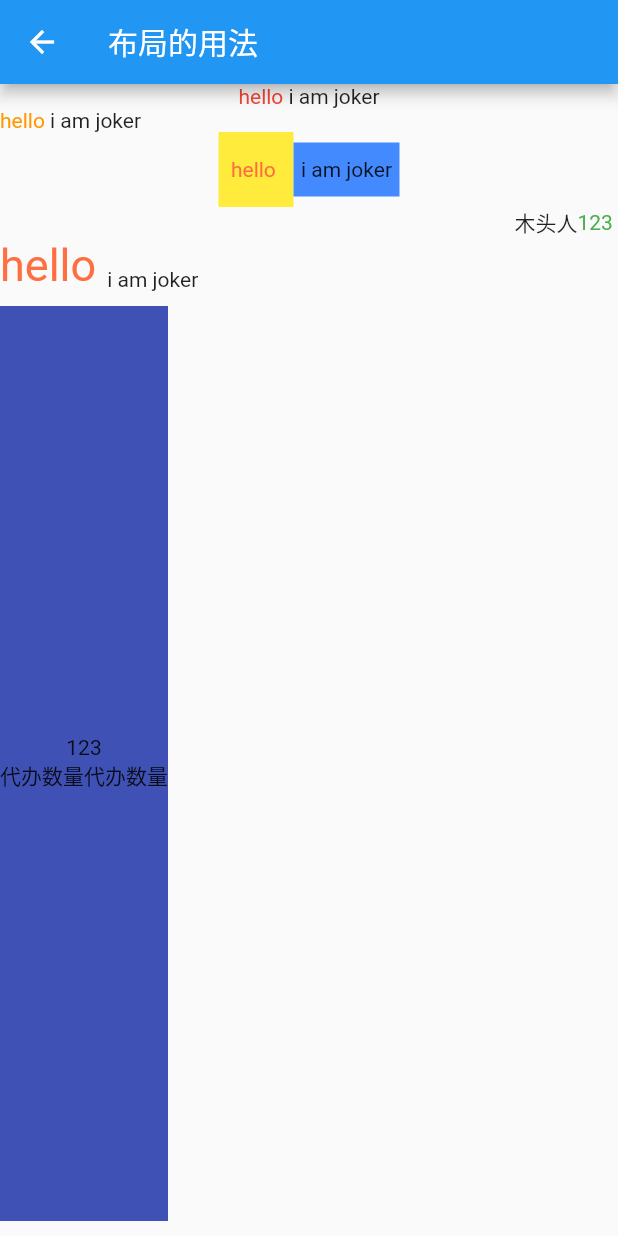
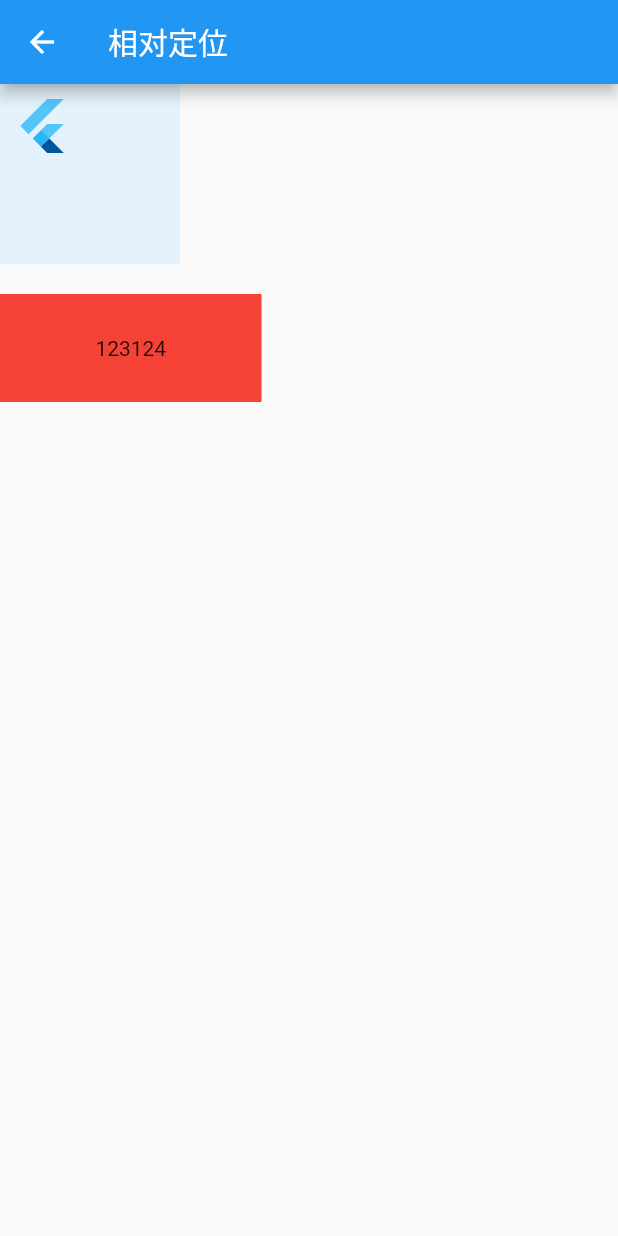
Before and after one commit to caobin821651400/FlutterTest, a Flutter app: the screen it shows after launch, after a tap on "打开新的界面", on a phone screen of 412 x 824 dp. Run offline on Flutter 3.47's test engine with Material 2 defaults, Android fonts, the phone set to English and light mode, and no system bars.

Commit message:
布局容器

```diff
--- /dev/null
+++ b/lib/align_layout_page.dart
@@ -0,0 +1,52 @@
+import 'package:flutter/cupertino.dart';
+import 'package:flutter/material.dart';
+
+class AlignLayoutPage extends StatelessWidget {
+  @override
+  Widget build(BuildContext context) {
+    return Scaffold(
+      appBar: AppBar(
+        title: Text("相对定位"),
+      ),
+      body: content(),
+    );
+  }
+}
+
+Widget content() {
+  return Column(
+    mainAxisAlignment: MainAxisAlignment.start,
+    crossAxisAlignment: CrossAxisAlignment.start,
+    children: <Widget>[
+      Container(
+        height: 120,
+        width: 120,
+        color: Colors.blue[50],
+        child: Align(
+          widthFactor: 2,
+          //它们是两个缩放因子，会分别乘以子元素的宽、高，最终的结果就是Align 组件的宽高。如果值为null，则组件的宽高将会占用尽可能多的空间。
+          heightFactor: 2,
+          // alignment: Alignment.centerLeft,//起点是中心点 (Alignment.x*childWidth/2+childWidth/2, Alignment.y*childHeight/2+childHeight/2)
+          alignment: FractionalOffset(0.1, 0.1),
+          //起点是左上角，实际偏移 = (FractionalOffse.x * childWidth, FractionalOffse.y * childHeight)
+          child: FlutterLogo(
+            size: 40,
+          ),
+        ),
+      ),
+      Container(
+        margin: EdgeInsets.only(top: 20),
+        color: Colors.red,
+        //我们可以认为Center组件其实是对齐方式确定（Alignment.center）了
+        child: Center(
+          widthFactor: 2,
+          heightFactor: 2,
+          child: Padding(
+            padding: EdgeInsets.symmetric(vertical: 10,horizontal: 20),
+            child: Text("123124"),
+          ),
+        ),
+      )
+    ],
+  );
+}
--- a/lib/layout_page.dart
+++ b/lib/layout_page.dart
@@ -45,8 +45,8 @@ class _LayoutPageState extends State<LayoutPage> {
             mainAxisAlignment: MainAxisAlignment.center,
             children: <Widget>[
               Container(
+                //居中，类似坐标轴
                 alignment: Alignment(0, 0),
-                //居中，类似坐标轴
                 height: 50,
                 width: 50,
                 color: Colors.yellow,
--- a/lib/main.dart
+++ b/lib/main.dart
@@ -12,8 +12,12 @@ import 'package:flutter_app2/TextPage.dart';
 import 'package:flutter_app2/edit_page.dart';
 import 'package:flutter_app2/layout_page.dart';
 import 'package:flutter_app2/progress_page.dart';
+import 'package:flutter_app2/stack_layout_page.dart';
 
 import 'FormTestRoute.dart';
+import 'align_layout_page.dart';
+import 'flex_layout_page.dart';
+import 'flow_layout_page.dart';
 
 // void main() {
 //   runApp(MyApp());
@@ -33,6 +37,10 @@ const String EDITPAGE = "editpage";
 const String FORMTESTROUTE = "formtestroute";
 const String PROGRESSPAGE = "ProgressPage";
 const String LAYOUTPAGE = "LayoutPage";
+const String FLEXLAYOUTPAGE = "FlexLayoutPage";
+const String FLOWLAYOUTPAGE = "FlowLayoutPage";
+const String STACKLAYOUTPAGE = "StackLayoutPage";
+const String ALIGNLAYOUTPAGE = "AlignLayoutPage";
 
 ///MyApp类代表Flutter应用，它继承了 StatelessWidget类，这也就意味着应用本身也是一个widget。
 class MyApp extends StatelessWidget {
@@ -61,6 +69,10 @@ class MyApp extends StatelessWidget {
         FORMTESTROUTE: (context) => FormTestRoute(),
         PROGRESSPAGE: (context) => ProgressPage(),
         LAYOUTPAGE: (context) => LayoutPage(),
+        FLEXLAYOUTPAGE: (context) => FlexLayoutPage(),
+        FLOWLAYOUTPAGE: (context) => FlowLayoutPage(),
+        STACKLAYOUTPAGE: (context) => StackLayoutPage(),
+        ALIGNLAYOUTPAGE: (context) => AlignLayoutPage(),
       },
       initialRoute: "/",
       title: 'Flutter Demo',
@@ -200,7 +212,19 @@ class _MyHomePageState extends State<MyHomePage> {
     // Navigator.pushNamed(context, PROGRESSPAGE);
 
     ///布局用法
-    Navigator.pushNamed(context, LAYOUTPAGE);
+    // Navigator.pushNamed(context, LAYOUTPAGE);
+
+    ///弹性布局
+    // Navigator.pushNamed(context, FLEXLAYOUTPAGE);
+
+    ///流失布局
+    // Navigator.pushNamed(context, FLOWLAYOUTPAGE);
+
+    ///叠层布局
+    // Navigator.pushNamed(context, STACKLAYOUTPAGE);
+
+    ///相对布局
+    Navigator.pushNamed(context, ALIGNLAYOUTPAGE);
   }
 
   /// 异步方法1
```
Also changed, not shown: lib/flex_layout_page.dart (added, +71 -0 lines), lib/flow_layout_page.dart (added, +136 -0 lines), lib/stack_layout_page.dart (added, +56 -0 lines).
